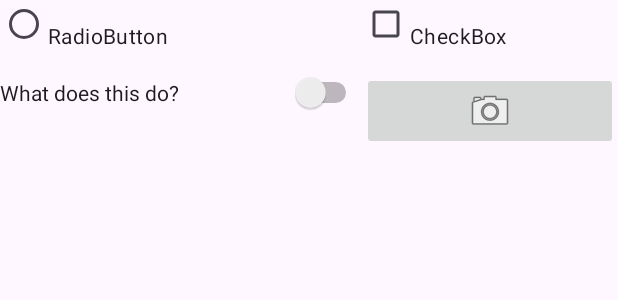
After one commit to Gurparkash-Singh/CP470, an Android app: the layout activity_list_items.xml on its own in the app's theme, with its tools: preview values and no code run, on a phone screen of 412 x 824 dp. The commit adds this screen. Shown: the top 300 px of the screen. Run offline under Robolectric (Android 15) with nearby library versions, the phone set to English and light mode, and no system bars.

Commit message:
Added 2 Activities

```diff
--- a/app/src/main/AndroidManifest.xml
+++ b/app/src/main/AndroidManifest.xml
@@ -13,6 +13,12 @@
         android:theme="@style/Theme.AndroidAssignments"
         tools:targetApi="31">
         <activity
+            android:name=".ListItemsActivity"
+            android:exported="false" />
+        <activity
+            android:name=".LoginActivity"
+            android:exported="false" />
+        <activity
             android:name=".MainActivity"
             android:exported="true">
             <intent-filter>
--- /dev/null
+++ b/app/src/main/res/layout/activity_list_items.xml
@@ -0,0 +1,50 @@
+<?xml version="1.0" encoding="utf-8"?>
+<GridLayout xmlns:android="http://schemas.android.com/apk/res/android"
+    xmlns:app="http://schemas.android.com/apk/res-auto"
+    xmlns:tools="http://schemas.android.com/tools"
+    android:layout_width="match_parent"
+    android:layout_height="wrap_content"
+    android:columnCount="2"
+    android:rowCount="2"
+    >
+
+    <RadioButton
+        android:id="@+id/radioButton"
+        android:layout_width="wrap_content"
+        android:layout_height="wrap_content"
+        android:layout_row="0"
+        android:layout_column="0"
+        android:layout_columnWeight="1"
+        android:gravity="fill"
+        android:text="RadioButton" />
+
+    <CheckBox
+        android:id="@+id/checkBox"
+        android:layout_width="wrap_content"
+        android:layout_height="wrap_content"
+        android:layout_row="0"
+        android:layout_column="1"
+        android:gravity="fill"
+        android:layout_columnWeight="1"
+        android:text="CheckBox" />
+
+    <Switch
+        android:id="@+id/switch1"
+        android:layout_width="wrap_content"
+        android:layout_height="wrap_content"
+        android:layout_row="1"
+        android:layout_column="0"
+        android:gravity="fill"
+        android:layout_columnWeight="1"
+        android:text="@string/SwitchLabel" />
+
+    <ImageButton
+        android:id="@+id/imageButton"
+        android:layout_width="wrap_content"
+        android:layout_height="wrap_content"
+        android:layout_row="1"
+        android:layout_column="1"
+        android:gravity="fill"
+        android:layout_columnWeight="1"
+        tools:srcCompat="@android:drawable/ic_menu_camera" />
+</GridLayout>
--- a/app/src/main/res/values/strings.xml
+++ b/app/src/main/res/values/strings.xml
@@ -2,4 +2,8 @@
     <string name="app_name">AndroidAssignments</string>
     <string name="hello_message">Hello, World!</string>
     <string name="ButtonText">I\'m A Button</string>
+    <string name="LoginLabel">Login</string>
+    <string name="LoginHint">Login Name</string>
+    <string name="PasswordLabel">Password</string>
+    <string name="SwitchLabel">What does this do?</string>
 </resources>
```
Also changed, not shown: app/src/main/java/com/example/androidassignments/ListItemsActivity.java (added, +24 -0 lines), app/src/main/java/com/example/androidassignments/LoginActivity.java (added, +24 -0 lines), app/src/main/res/layout/activity_login.xml (added, +28 -0 lines), 1 other file.
